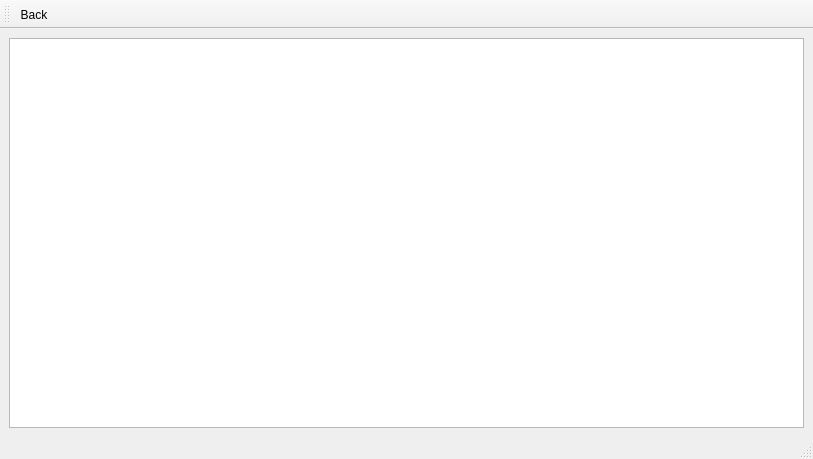
Old version of the form OOP/Lab2/OOPLab2/todolistwindow.ui in the repository Oleksii-Adamov/University-assignments-2-nd-year-.
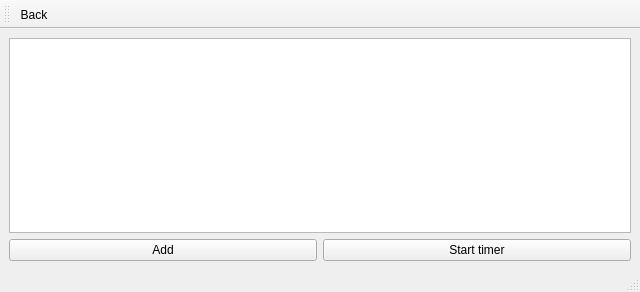
New version of the form.

The edit to the form file:
```diff
--- a/OOP/Lab2/OOPLab2/todolistwindow.ui
+++ b/OOP/Lab2/OOPLab2/todolistwindow.ui
@@ -6,16 +6,42 @@
    <rect>
     <x>0</x>
     <y>0</y>
-    <width>813</width>
-    <height>459</height>
+    <width>640</width>
+    <height>292</height>
    </rect>
   </property>
   <property name="windowTitle">
    <string>MainWindow</string>
   </property>
   <widget class="QWidget" name="centralwidget">
-   <layout class="QVBoxLayout" name="verticalLayout">
-    <item>
+   <layout class="QGridLayout" name="gridLayout">
+    <item row="2" column="0">
+     <widget class="QPushButton" name="pushButtonAdd">
+      <property name="sizePolicy">
+       <sizepolicy hsizetype="Preferred" vsizetype="Preferred">
+        <horstretch>0</horstretch>
+        <verstretch>0</verstretch>
+       </sizepolicy>
+      </property>
+      <property name="text">
+       <string>Add</string>
+      </property>
+     </widget>
+    </item>
+    <item row="2" column="1">
+     <widget class="QPushButton" name="pushButtonStartTimer">
+      <property name="sizePolicy">
+       <sizepolicy hsizetype="Preferred" vsizetype="Preferred">
+        <horstretch>0</horstretch>
+        <verstretch>0</verstretch>
+       </sizepolicy>
+      </property>
+      <property name="text">
+       <string>Start timer</string>
+      </property>
+     </widget>
+    </item>
+    <item row="0" column="0" colspan="2">
      <widget class="QListView" name="listView"/>
     </item>
    </layout>
```
Left out of the diff: 2 changed lines with no effect on the pictures.
